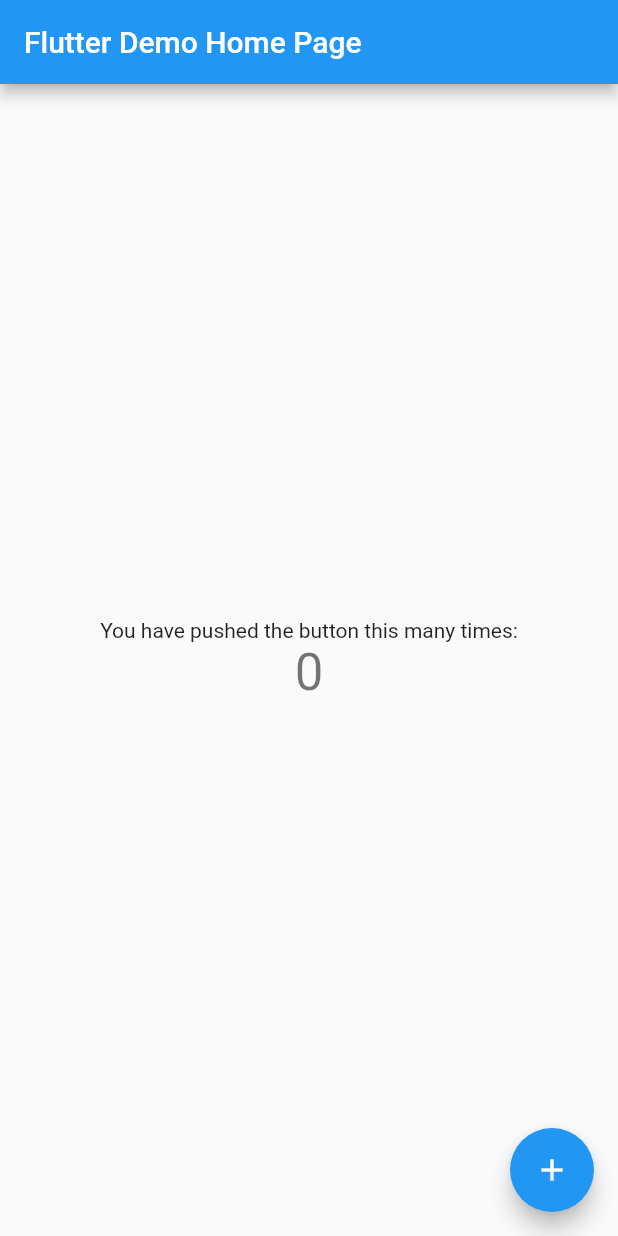
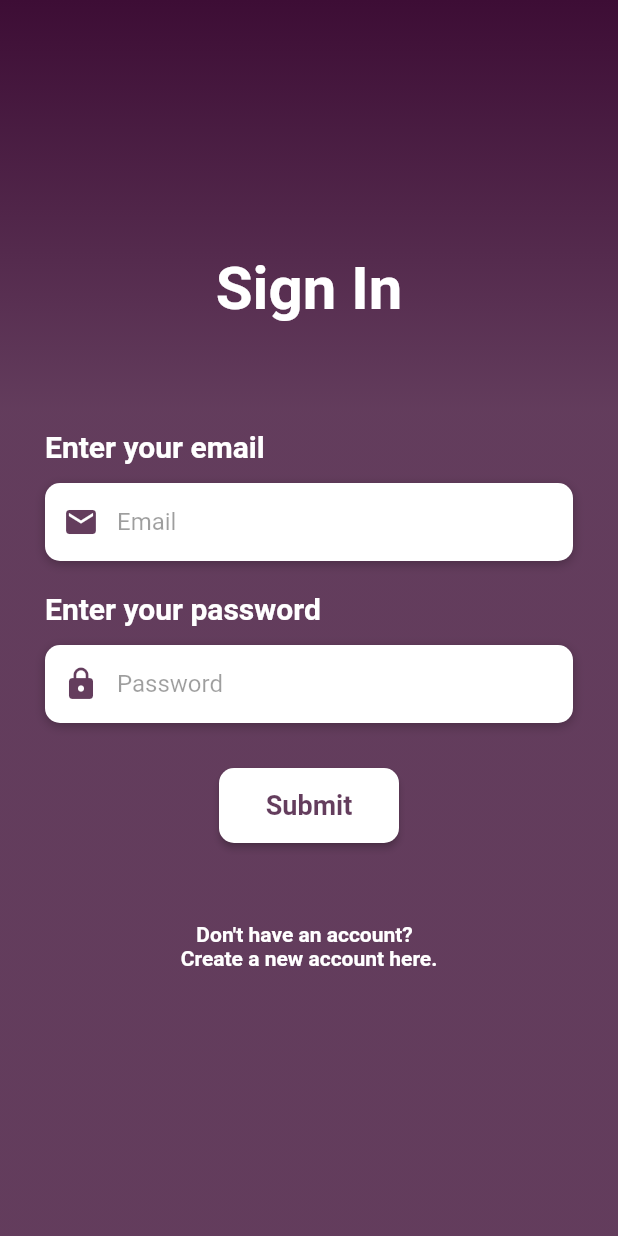
Before and after one commit to josseppittapillil/Stash, a Flutter app: the screen it shows after launch, on a phone screen of 412 x 824 dp. Run offline on Flutter 3.47's test engine with Material 2 defaults, Android fonts, the phone set to English and light mode, and no system bars.

Commit message:
login & sign up front end

```diff
--- /dev/null
+++ b/stash/lib/loginpage.dart
@@ -0,0 +1,212 @@
+import 'package:flutter/material.dart';
+
+
+class LoginPage extends StatefulWidget {
+  const LoginPage({super.key});
+
+  @override
+  State<LoginPage> createState() => _LoginPageState();
+}
+
+class _LoginPageState extends State<LoginPage> {
+  Future<bool> _onWillPop() async {
+    return false; //<-- SEE HERE
+  }
+
+
+  Widget buildEmail() {
+
+    return Column(
+      crossAxisAlignment: CrossAxisAlignment.start,
+      children: [
+        Text(
+          'Enter your email',
+          style: TextStyle(
+              color: Colors.white, fontSize: 20, fontWeight: FontWeight.bold),
+        ),
+        SizedBox(height: 13),
+        Container(
+          alignment: Alignment.centerLeft,
+          decoration: BoxDecoration(
+              color: Colors.white,
+              borderRadius: BorderRadius.circular(10),
+              boxShadow: [
+                BoxShadow(
+                    color: Colors.black26, blurRadius: 5, offset: Offset(0, 2))
+              ]),
+          height: 52,
+          child: TextField(
+            onChanged: (value) {
+
+            },
+            keyboardType: TextInputType.emailAddress,
+            style: TextStyle(color: Colors.black87),
+            decoration: InputDecoration(
+                border: InputBorder.none,
+                contentPadding: EdgeInsets.only(top: 14),
+                prefixIcon: Icon(
+                  Icons.email,
+                  color: Color(0xcc3d0d35),
+                ),
+                hintText: 'Email',
+                hintStyle: TextStyle(color: Colors.black38)),
+          ),
+        )
+      ],
+    );
+  }
+
+  Widget buildPassword() {
+    return Column(
+      crossAxisAlignment: CrossAxisAlignment.start,
+      children: [
+        Text(
+          'Enter your password',
+          style: TextStyle(
+              color: Colors.white, fontSize: 20, fontWeight: FontWeight.bold),
+        ),
+        SizedBox(height: 13),
+        Container(
+          alignment: Alignment.centerLeft,
+          decoration: BoxDecoration(
+              color: Colors.white,
+              borderRadius: BorderRadius.circular(10),
+              boxShadow: [
+                BoxShadow(
+                    color: Colors.black26, blurRadius: 5, offset: Offset(0, 2))
+              ]),
+          height: 52,
+          child: TextField(
+            onChanged: (value) {
+
+            },
+            obscureText: true,
+            style: TextStyle(color: Colors.black87),
+            decoration: InputDecoration(
+                border: InputBorder.none,
+                contentPadding: EdgeInsets.only(top: 14),
+                prefixIcon: Icon(
+                  Icons.lock,
+                  color: Color(0xcc3d0d35),
+                ),
+                hintText: 'Password',
+                hintStyle: TextStyle(color: Colors.black38)),
+          ),
+        )
+      ],
+    );
+  }
+
+  Widget submitBt() {
+    return Container(
+      padding: const EdgeInsets.fromLTRB(0, 30, 0, 0),
+      child: MaterialButton(
+        height: 50,
+        minWidth: 120,
+        onPressed: () async {
+
+        //   showDialog(context: context, builder: (context) {
+        //     return Center(child: CircularProgressIndicator());
+        //   },);
+
+        //   try {
+        //     final user = await _auth.signInWithEmailAndPassword(
+        //         email: email, password: password);
+        //     if (user != null) {
+        //       Navigator.of(context).pop();
+        //       Navigator.pushNamed(context, '/4');
+        //     }
+        //   } catch (e) {
+        //     print(e);
+        //   }
+        },
+        color: Color.fromARGB(255, 255, 255, 255),
+        shape: RoundedRectangleBorder(borderRadius: BorderRadius.circular(10)),
+        child: const Text("Submit",
+            style: TextStyle(
+                color: Color(0xcc3d0d35),
+                fontSize: 18,
+                fontWeight: FontWeight.bold)),
+      ),
+    );
+  }
+
+  Widget newaccBt() {
+    return Container(
+      padding: EdgeInsets.fromLTRB(0, 45, 0, 0),
+      alignment: Alignment.center,
+      child: TextButton(
+        onPressed: () => {
+
+          Navigator.pushNamed(context, '/3')
+        },
+        child: Text(
+          "   Don't have an account?\nCreate a new account here.",
+          style: TextStyle(color: Colors.white, fontWeight: FontWeight.bold),
+        ),
+      ),
+    );
+  }
+
+
+
+
+  @override
+  Widget build(BuildContext context) {
+
+    return WillPopScope(
+      onWillPop: _onWillPop,
+      child: Scaffold(
+        resizeToAvoidBottomInset: true,
+        body: SingleChildScrollView(
+
+            child: GestureDetector(
+              child: Stack(
+                children: [
+                  Container(
+                    height: MediaQuery.of(context).size.height / 1,
+                    width: MediaQuery.of(context).size.width / 1,
+                    decoration: const BoxDecoration(
+                      gradient: LinearGradient(
+                        begin: Alignment.topCenter,
+                        end: Alignment.bottomCenter,
+                        colors: [
+                          Color(0xff3d0d35),
+                          Color(0xcc3d0d35),
+                          Color(0xcc3d0d35),
+                          Color(0xcc3d0d35),
+
+                        ],
+                      ),
+                    ),
+                    child: Container(
+                      padding:
+                          EdgeInsets.symmetric(horizontal: 30, vertical: 40),
+                      child: Column(
+                        mainAxisAlignment: MainAxisAlignment.center,
+                        children: [
+                          Text(
+                            'Sign In',
+                            style: TextStyle(
+                                color: Colors.white,
+                                fontSize: 40,
+                                fontWeight: FontWeight.bold),
+                          ),
+                          SizedBox(height: 70),
+                          buildEmail(),
+                          SizedBox(height: 20),
+                          buildPassword(),
+
+                          submitBt(),
+                          newaccBt()
+                        ],
+                      ),
+                    ),
+                  )
+                ],
+              ),
+            ),
+          ),
+        ));
+  }
+}
--- a/stash/lib/main.dart
+++ b/stash/lib/main.dart
@@ -1,4 +1,7 @@
 import 'package:flutter/material.dart';
+import 'package:stash/loginpage.dart';
+
+
 //hi josse
 
 void main() {
@@ -8,109 +11,16 @@
 class MyApp extends StatelessWidget {
   const MyApp({super.key});
 
-  // This widget is the root of your application.
+
   @override
   Widget build(BuildContext context) {
     return MaterialApp(
       title: 'Flutter Demo',
       theme: ThemeData(
-        // This is the theme of your application.
-        //
-        // Try running your application with "flutter run". You'll see the
-        // application has a blue toolbar. Then, without quitting the app, try
-        // changing the primarySwatch below to Colors.green and then invoke
-        // "hot reload" (press "r" in the console where you ran "flutter run",
-        // or simply save your changes to "hot reload" in a Flutter IDE).
-        // Notice that the counter didn't reset back to zero; the application
-        // is not restarted.
+
         primarySwatch: Colors.blue,
       ),
-      home: const MyHomePage(title: 'Flutter Demo Home Page'),
+      home: const LoginPage(),
     );
   }
 }
-
-class MyHomePage extends StatefulWidget {
-  const MyHomePage({super.key, required this.title});
-
-  // This widget is the home page of your application. It is stateful, meaning
-  // that it has a State object (defined below) that contains fields that affect
-  // how it looks.
-
-  // This class is the configuration for the state. It holds the values (in this
-  // case the title) provided by the parent (in this case the App widget) and
-  // used by the build method of the State. Fields in a Widget subclass are
-  // always marked "final".
-
-  final String title;
-
-  @override
-  State<MyHomePage> createState() => _MyHomePageState();
-}
-
-class _MyHomePageState extends State<MyHomePage> {
-  int _counter = 0;
-
-  void _incrementCounter() {
-    setState(() {
-      // This call to setState tells the Flutter framework that something has
-      // changed in this State, which causes it to rerun the build method below
-      // so that the display can reflect the updated values. If we changed
-      // _counter without calling setState(), then the build method would not be
-      // called again, and so nothing would appear to happen.
-      _counter++;
-    });
-  }
-
-  @override
-  Widget build(BuildContext context) {
-    // This method is rerun every time setState is called, for instance as done
-    // by the _incrementCounter method above.
-    //
-    // The Flutter framework has been optimized to make rerunning build methods
-    // fast, so that you can just rebuild anything that needs updating rather
-    // than having to individually change instances of widgets.
-    return Scaffold(
-      appBar: AppBar(
-        // Here we take the value from the MyHomePage object that was created by
-        // the App.build method, and use it to set our appbar title.
-        title: Text(widget.title),
-      ),
-      body: Center(
-        // Center is a layout widget. It takes a single child and positions it
-        // in the middle of the parent.
-        child: Column(
-          // Column is also a layout widget. It takes a list of children and
-          // arranges them vertically. By default, it sizes itself to fit its
-          // children horizontally, and tries to be as tall as its parent.
-          //
-          // Invoke "debug painting" (press "p" in the console, choose the
-          // "Toggle Debug Paint" action from the Flutter Inspector in Android
-          // Studio, or the "Toggle Debug Paint" command in Visual Studio Code)
-          // to see the wireframe for each widget.
-          //
-          // Column has various properties to control how it sizes itself and
-          // how it positions its children. Here we use mainAxisAlignment to
-          // center the children vertically; the main axis here is the vertical
-          // axis because Columns are vertical (the cross axis would be
-          // horizontal).
-          mainAxisAlignment: MainAxisAlignment.center,
-          children: <Widget>[
-            const Text(
-              'You have pushed the button this many times:',
-            ),
-            Text(
-              '$_counter',
-              style: Theme.of(context).textTheme.headline4,
-            ),
-          ],
-        ),
-      ),
-      floatingActionButton: FloatingActionButton(
-        onPressed: _incrementCounter,
-        tooltip: 'Increment',
-        child: const Icon(Icons.add),
-      ), // This trailing comma makes auto-formatting nicer for build methods.
-    );
-  }
-}
```
Also changed, not shown: stash/lib/landpage.dart (added, +15 -0 lines), stash/lib/signup.dart (added, +158 -0 lines), 2 other files.
